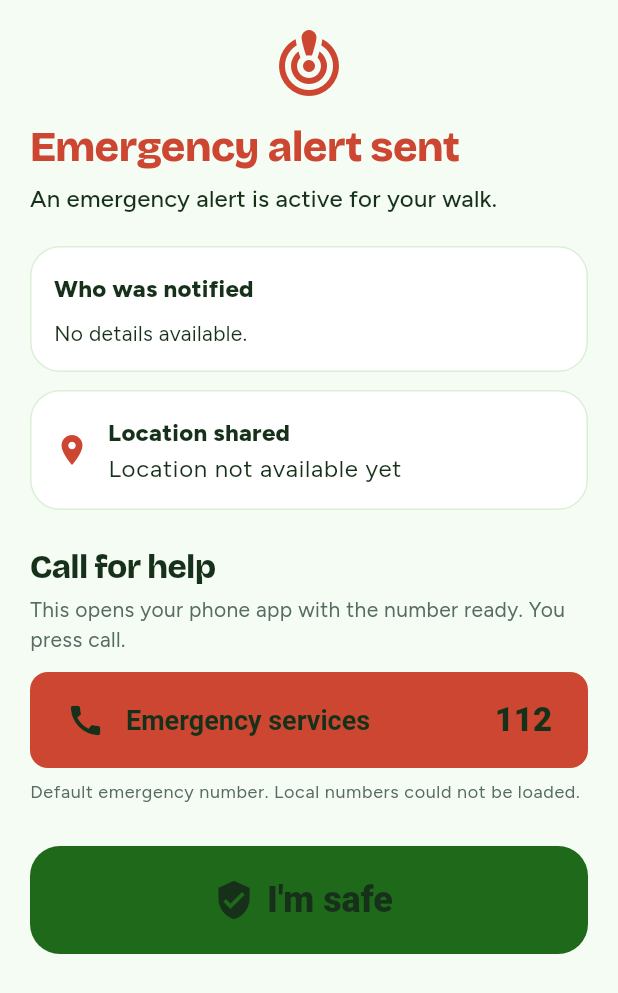
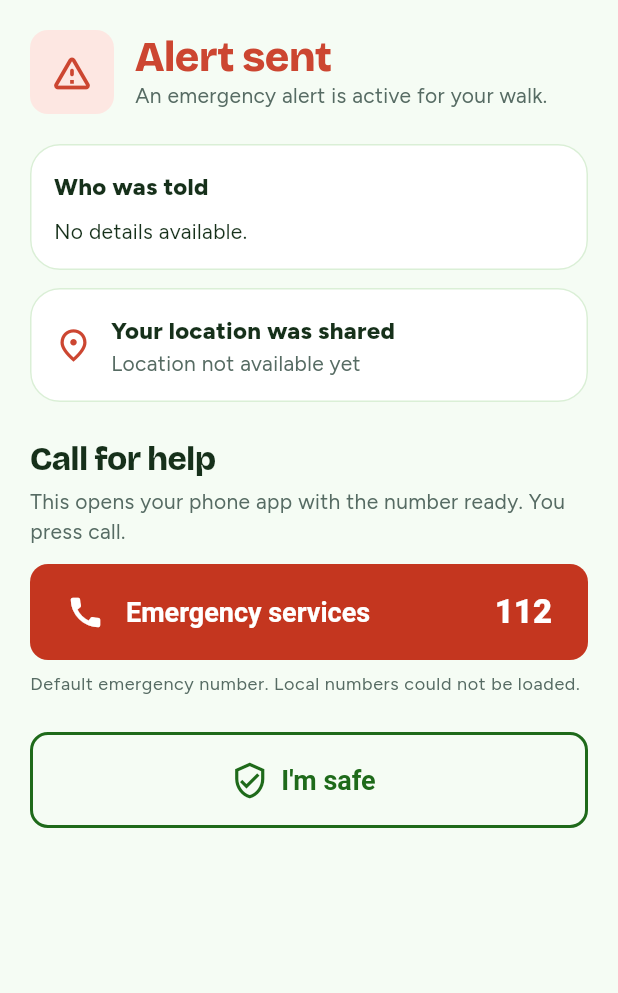
Before and after one commit to samwallflower/SafeWalk, a Flutter app: the EmergencyOverlay widget shown alone on an empty page, opened directly, on a phone screen of 412 x 824 dp. Shown: the top 993 px of the screen. Run offline on Flutter 3.47's test engine with Material 3 defaults, Android fonts, the phone set to English and light mode, and no system bars; our stand-ins replace dio, fl_chart, flutter_local_notifications, flutter_map, flutter_riverpod, flutter_secure_storage and 6 more; missing offline and left inert: stomp_dart_client; accounts and stored records are empty.

Commit message:
Restyled the emergency screen to match the new design
- Changed the heading to "Alert sent" with a red warning tile and
  "You held the SOS button." under it
- Renamed the cards to "Who was told" and "Your location was shared"
- Made Police and Ambulance leaf green, Emergency services red, and "I'm safe"
  an outlined button, all the same height and corners
- Used the normal page background instead of a red tint
- Made the SOS button the same height as the other buttons
- Used outlined tick and location icons

```diff
--- a/mobile/lib/features/emergency/domain/emergency.dart
+++ b/mobile/lib/features/emergency/domain/emergency.dart
@@ -1,5 +1,5 @@
 enum TriggerSource {
-  manualSos('You pressed SOS'),
+  manualSos('You held the SOS button.'),
   idleTimeout('No movement was detected and there was no answer'),
   routeDeviation('You left your route'),
   connectionLost('Your connection to SafeWalk dropped'),
--- a/mobile/lib/features/emergency/presentation/widgets/call_button.dart
+++ b/mobile/lib/features/emergency/presentation/widgets/call_button.dart
@@ -1,4 +1,6 @@
 import 'package:flutter/material.dart';
+
+import '../../../../core/theme/colors.dart';
 
 /// One call button: shows who it is for and the number. Pressing it opens the dialer; it never places the call.
 class CallButton extends StatelessWidget {
@@ -17,7 +19,6 @@ class CallButton extends StatelessWidget {
 
   @override
   Widget build(BuildContext context) {
-    final theme = Theme.of(context);
     return Semantics(
       button: true,
       label: 'Call $label, $number',
@@ -25,9 +26,8 @@ class CallButton extends StatelessWidget {
       child: FilledButton(
         style: FilledButton.styleFrom(
           minimumSize: const Size.fromHeight(64),
-          backgroundColor: emphasis
-              ? theme.colorScheme.error
-              : theme.colorScheme.primary,
+          backgroundColor: emphasis ? AppColors.alarm : AppColors.leaf,
+          foregroundColor: emphasis ? Colors.white : AppColors.foreground,
         ),
         onPressed: onPressed,
         child: Row(
--- a/mobile/lib/features/emergency/presentation/widgets/emergency_overlay.dart
+++ b/mobile/lib/features/emergency/presentation/widgets/emergency_overlay.dart
@@ -34,24 +34,45 @@ class EmergencyOverlay extends ConsumerWidget {
         child: ListView(
           padding: const EdgeInsets.fromLTRB(20, 20, 20, 32),
           children: [
-            const Icon(
-              Icons.crisis_alert,
-              size: 48,
+            Row(
+              children: [
+                Container(
+                  width: 56,
+                  height: 56,
+                  decoration: BoxDecoration(
+                    color: AppColors.destructiveSoft,
+                    borderRadius: BorderRadius.circular(12),
+                  ),
+                  child: const Icon(
+                    Icons.warning_amber_rounded,
+                    size: 30,
                     color: AppColors.destructive,
                   ),
-            const SizedBox(height: 12),
+                ),
+                const SizedBox(width: 14),
+                Expanded(
+                  child: Column(
+                    crossAxisAlignment: CrossAxisAlignment.start,
+                    children: [
                       Text(
-              'Emergency alert sent',
+                        'Alert sent',
                         style: theme.textTheme.headlineMedium?.copyWith(
                           fontWeight: FontWeight.w800,
                           color: AppColors.destructive,
+                          height: 1.1,
                         ),
                       ),
-            const SizedBox(height: 4),
                       Text(
                         emergency?.source.description ??
                             'An emergency alert is active for your walk.',
-              style: theme.textTheme.titleMedium,
+                        style: theme.textTheme.bodyMedium?.copyWith(
+                          color: AppColors.mutedForeground,
+                        ),
+                      ),
+                    ],
+                  ),
+                ),
+              ],
             ),
             const SizedBox(height: 20),
             if (state.error != null) ...[
@@ -96,7 +117,7 @@ class EmergencyOverlay extends ConsumerWidget {
             ),
             const SizedBox(height: 12),
             _CallSection(latitude: lat, longitude: lng),
-            const SizedBox(height: 28),
+            const SizedBox(height: 24),
             _SafeButton(resolving: state.resolving),
           ],
         ),
@@ -122,7 +143,7 @@ class _ContactsCard extends StatelessWidget {
           crossAxisAlignment: CrossAxisAlignment.start,
           children: [
             Text(
-              'Who was notified',
+              'Who was told',
               style: theme.textTheme.titleMedium?.copyWith(
                 fontWeight: FontWeight.w800,
               ),
@@ -145,7 +166,7 @@ class _ContactsCard extends StatelessWidget {
                   child: Row(
                     children: [
                       const Icon(
-                        Icons.check_circle,
+                        Icons.check_circle_outline,
                         size: 20,
                         color: AppColors.success,
                       ),
@@ -209,23 +230,25 @@ class _LocationCard extends ConsumerWidget {
         padding: const EdgeInsets.all(16),
         child: Row(
           children: [
-            const Icon(Icons.place, color: AppColors.destructive),
+            const Icon(
+              Icons.place_outlined,
+              size: 26,
+              color: AppColors.destructive,
+            ),
             const SizedBox(width: 12),
             Expanded(
               child: Column(
                 crossAxisAlignment: CrossAxisAlignment.start,
                 children: [
                   Text(
-                    'Location shared',
+                    'Your location was shared',
                     style: theme.textTheme.titleMedium?.copyWith(
                       fontWeight: FontWeight.w800,
                     ),
                   ),
-                  Text(where, style: theme.textTheme.bodyLarge),
-                  if (when.isNotEmpty)
                   Text(
-                      when,
-                      style: theme.textTheme.bodySmall?.copyWith(
+                    when.isEmpty ? where : '$where, $when',
+                    style: theme.textTheme.bodyMedium?.copyWith(
                       color: theme.colorScheme.onSurfaceVariant,
                     ),
                   ),
@@ -354,14 +377,12 @@ class _SafeButton extends ConsumerWidget {
 
   @override
   Widget build(BuildContext context, WidgetRef ref) {
+    // same height, corners and type size as the call buttons above, so the screen reads as one set
     return SizedBox(
-      height: 72,
-      child: FilledButton.icon(
-        style: FilledButton.styleFrom(
-          backgroundColor: AppColors.success,
-          shape: RoundedRectangleBorder(
-            borderRadius: BorderRadius.circular(20),
-          ),
+      height: 64,
+      child: OutlinedButton.icon(
+        style: OutlinedButton.styleFrom(
+          side: const BorderSide(color: AppColors.primary, width: 2),
         ),
         onPressed: resolving ? null : () => _confirm(context, ref),
         icon: resolving
@@ -370,13 +391,13 @@ class _SafeButton extends ConsumerWidget {
                 height: 24,
                 child: CircularProgressIndicator(
                   strokeWidth: 3,
-                  color: Colors.white,
+                  color: AppColors.primary,
                 ),
               )
-            : const Icon(Icons.verified_user, size: 28),
+            : const Icon(Icons.verified_user_outlined, size: 26),
         label: Text(
           resolving ? 'Updating...' : "I'm safe",
-          style: const TextStyle(fontSize: 24, fontWeight: FontWeight.w800),
+          style: const TextStyle(fontSize: 18, fontWeight: FontWeight.w700),
         ),
       ),
     );
--- a/mobile/lib/features/emergency/presentation/widgets/sos_button.dart
+++ b/mobile/lib/features/emergency/presentation/widgets/sos_button.dart
@@ -68,12 +68,10 @@ class _SosButtonState extends State<SosButton>
         child: AnimatedBuilder(
           animation: _hold,
           builder: (context, _) => ClipRRect(
-            borderRadius: BorderRadius.circular(18),
+            borderRadius: BorderRadius.circular(12),
             child: Container(
-              height: 68,
-              color: AppColors.destructive.withValues(
-                alpha: widget.busy ? 0.6 : 1,
-              ),
+              height: 64,
+              color: AppColors.alarm.withValues(alpha: widget.busy ? 0.6 : 1),
               child: Stack(
                 children: [
                   FractionallySizedBox(
@@ -96,19 +94,19 @@ class _SosButtonState extends State<SosButton>
                             mainAxisSize: MainAxisSize.min,
                             children: [
                               const Icon(
-                                Icons.sos,
+                                Icons.warning_amber_rounded,
                                 color: Colors.white,
-                                size: 30,
+                                size: 24,
                               ),
-                              const SizedBox(width: 10),
+                              const SizedBox(width: 8),
                               Text(
                                 _hold.value > 0
                                     ? 'Keep holding...'
                                     : 'Hold for SOS',
                                 style: const TextStyle(
                                   color: Colors.white,
-                                  fontSize: 20,
-                                  fontWeight: FontWeight.w800,
+                                  fontSize: 18,
+                                  fontWeight: FontWeight.w700,
                                 ),
                               ),
                             ],
```
Also changed, not shown: 1 other file. Lines whose indentation alone changed are shown as unchanged.
